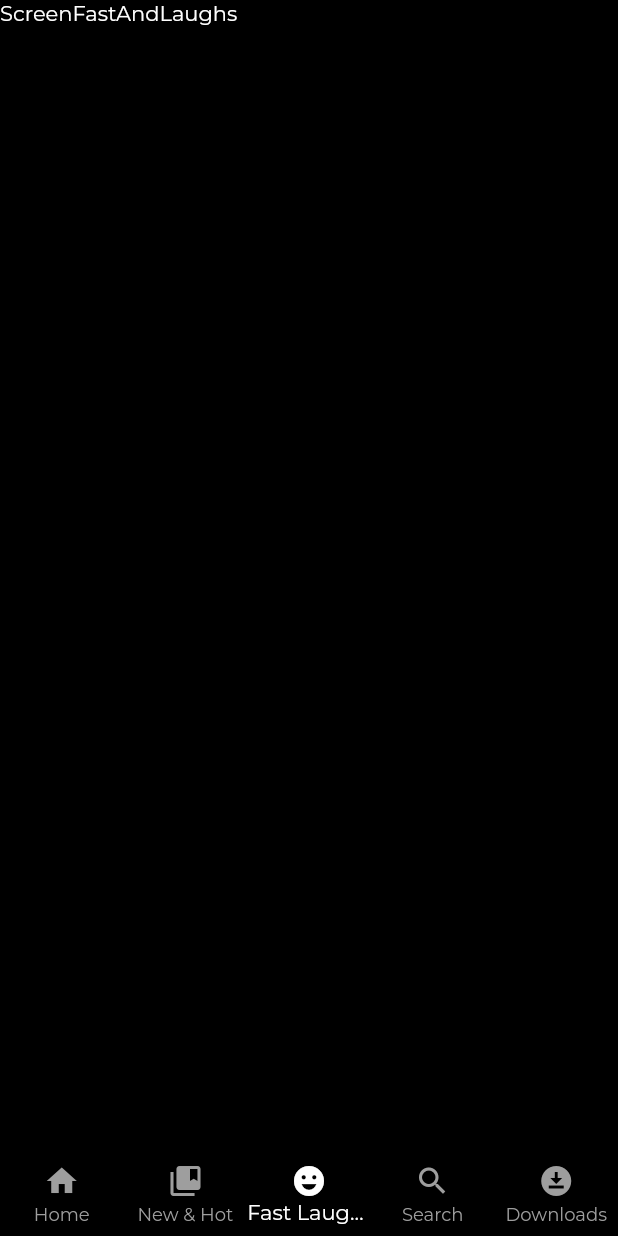
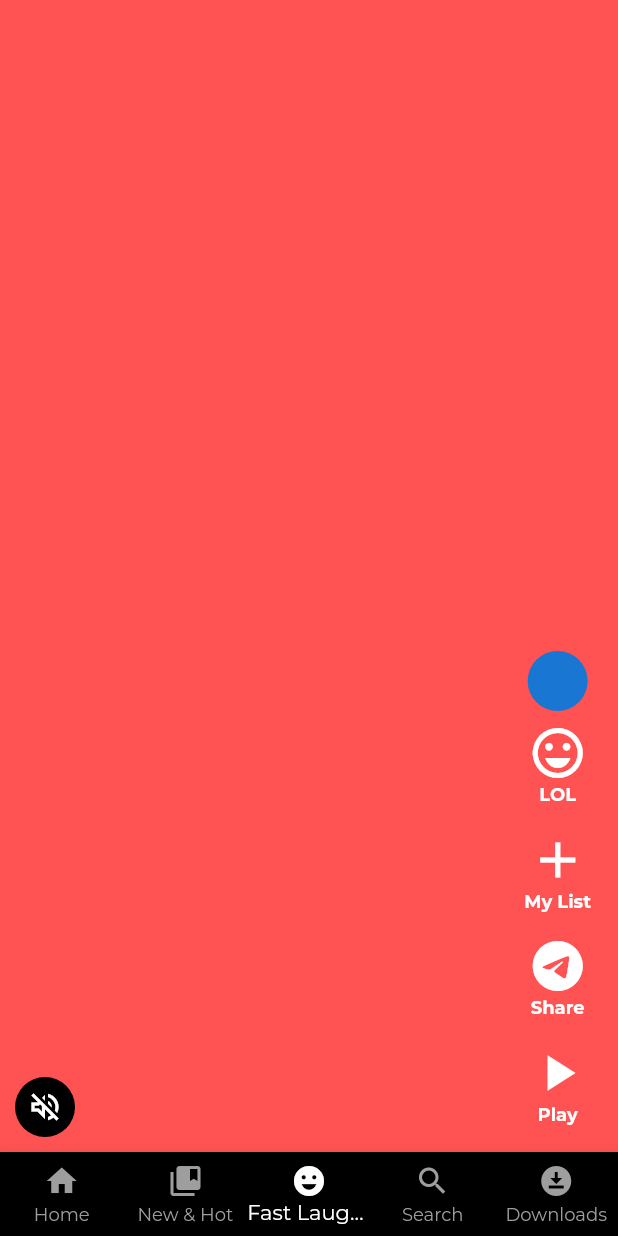
Before and after one commit to Jishnu075/netflix_app, a Flutter app: the screen it shows after launch, item 3 of the bottom bar chosen, on a phone screen of 412 x 824 dp. Run offline on Flutter 3.47's test engine with Material 2 defaults, Android fonts, the phone set to English and light mode, and no system bars; our stand-ins replace google_fonts.

Commit message:
fastlaugh-page half-done

```diff
--- a/lib/presentation/fast_laugh/screen_fast_laugh.dart
+++ b/lib/presentation/fast_laugh/screen_fast_laugh.dart
@@ -1,10 +1,21 @@
 import 'package:flutter/material.dart';
+import 'package:netflix_app/presentation/fast_laugh/widgets/video_list_item.dart';
 
 class ScreenFastAndLaughs extends StatelessWidget {
   const ScreenFastAndLaughs({super.key});
 
   @override
   Widget build(BuildContext context) {
-    return const Scaffold(body: Text('ScreenFastAndLaughs'));
+    return Scaffold(
+      body: SafeArea(
+        child: PageView(
+          scrollDirection: Axis.vertical,
+          children: List.generate(
+            20,
+            (index) => VideoListItem(index: index),
+          ),
+        ),
+      ),
+    );
   }
 }
--- /dev/null
+++ b/lib/presentation/fast_laugh/widgets/video_list_item.dart
@@ -0,0 +1,74 @@
+import 'package:flutter/material.dart';
+import 'package:netflix_app/core/colors.dart';
+
+class VideoListItem extends StatelessWidget {
+  const VideoListItem({super.key, required this.index});
+  final int index;
+
+  @override
+  Widget build(BuildContext context) {
+    return Stack(children: [
+      Container(
+        color: Colors.accents[index % Colors.accents.length],
+      ),
+      Align(
+        alignment: Alignment.bottomCenter,
+        child: Row(
+          mainAxisAlignment: MainAxisAlignment.spaceBetween,
+          crossAxisAlignment: CrossAxisAlignment.end,
+          children: [
+            Padding(
+              padding: EdgeInsets.all(10.0),
+              child: CircleAvatar(
+                backgroundColor: kblackColor,
+                child: Icon(
+                  Icons.volume_off_outlined,
+                  color: kWhiteColor,
+                ),
+              ),
+            ),
+            Padding(
+              padding: const EdgeInsets.all(10.0),
+              child: Column(
+                mainAxisAlignment: MainAxisAlignment.end,
+                children: [
+                  CircleAvatar(),
+                  VideoActionWidget(
+                      title: 'LOL', icon: Icons.emoji_emotions_outlined),
+                  VideoActionWidget(title: 'My List', icon: Icons.add),
+                  VideoActionWidget(title: 'Share', icon: Icons.telegram),
+                  VideoActionWidget(title: 'Play', icon: Icons.play_arrow)
+                ],
+              ),
+            )
+          ],
+        ),
+      )
+    ]);
+  }
+}
+
+class VideoActionWidget extends StatelessWidget {
+  const VideoActionWidget({super.key, required this.title, required this.icon});
+  final String title;
+  final IconData icon;
+  @override
+  Widget build(BuildContext context) {
+    return Padding(
+      padding: const EdgeInsets.all(8.0),
+      child: Column(
+        children: [
+          Icon(
+            icon,
+            size: 40,
+            color: kWhiteColor,
+          ),
+          Text(
+            title,
+            style: const TextStyle(fontWeight: FontWeight.bold, fontSize: 12),
+          ),
+        ],
+      ),
+    );
+  }
+}
--- a/pubspec.yaml
+++ b/pubspec.yaml
@@ -37,6 +37,7 @@ dependencies:
   # Use with the CupertinoIcons class for iOS style icons.
   cupertino_icons: ^1.0.2
   google_fonts: ^3.0.1
+  video_player: ^2.4.7
 
 dev_dependencies:
   flutter_test:
```
Also changed, not shown: pubspec.lock.
